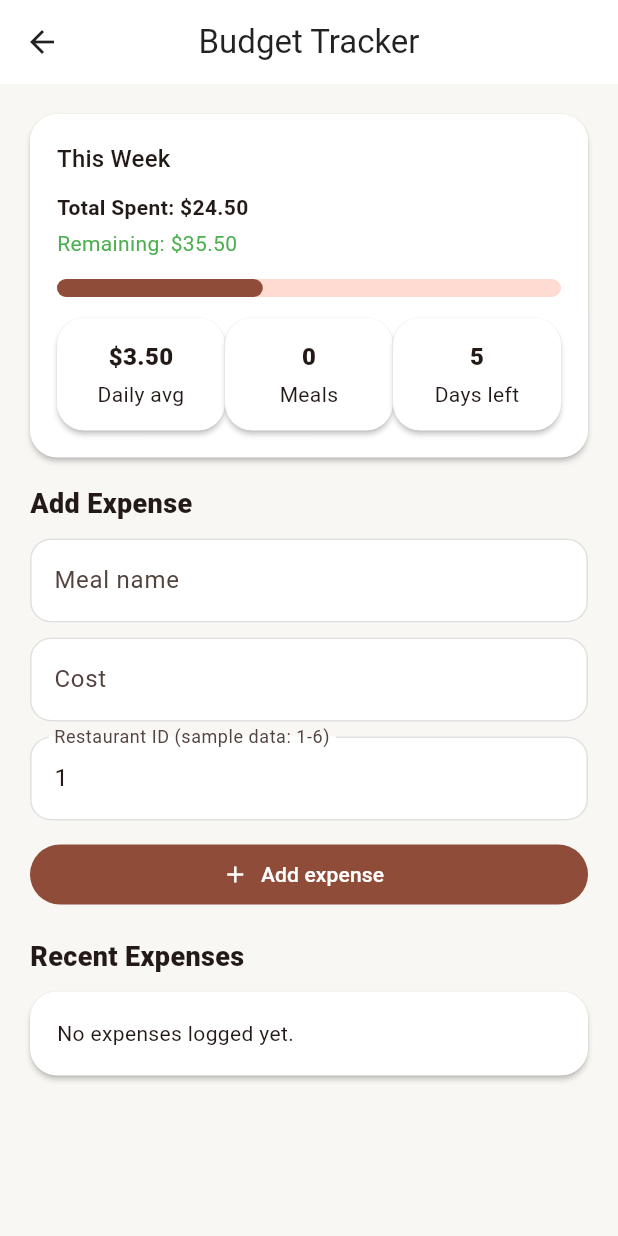
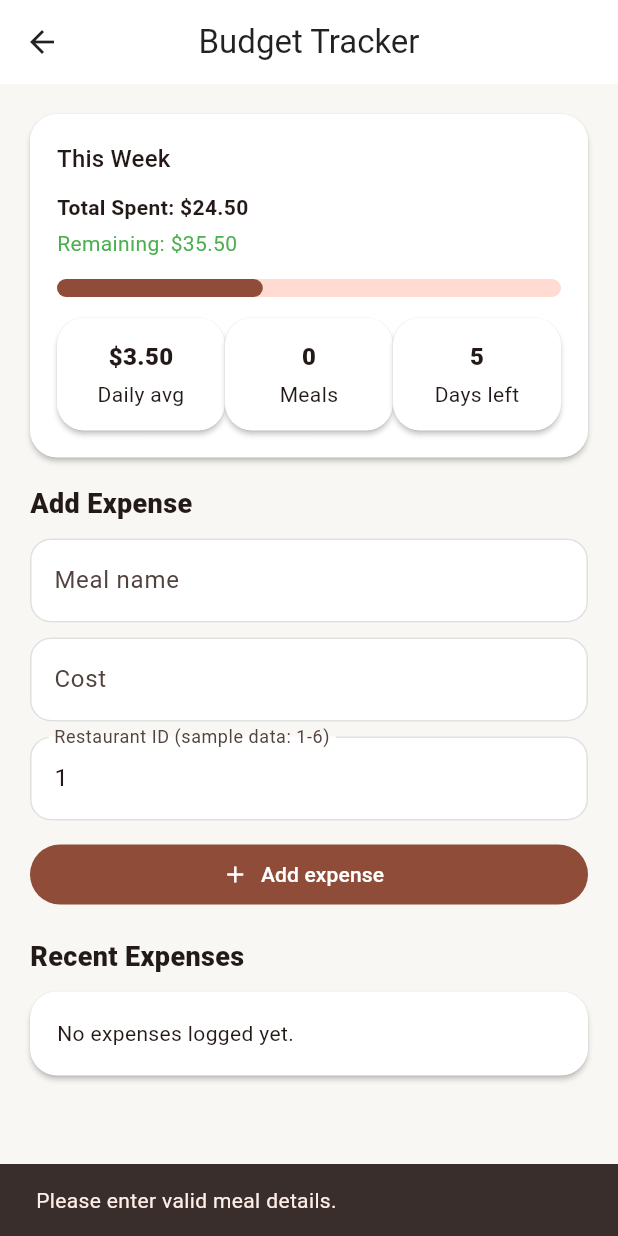
Before and after one commit to ZiyaQureshi/FoodFinderProject, a Flutter app: the BudgetTrackerScreen screen opened directly, after a tap on "Add expense", on a phone screen of 412 x 824 dp. Run offline on Flutter 3.47's test engine with Material 3 defaults, Android fonts, the phone set to English and light mode, and no system bars; our stand-ins replace shared_preferences, sqflite; accounts and stored records are empty.

Commit message:
Add negative cost validation in budget tracker

```diff
--- a/lib/screens/budget_tracker_screen.dart
+++ b/lib/screens/budget_tracker_screen.dart
@@ -47,7 +47,14 @@ class _BudgetTrackerScreenState extends State<BudgetTrackerScreen> {
     final cost = double.tryParse(_costController.text.trim());
     final restaurantId = int.tryParse(_restaurantIdController.text.trim()) ?? 1;
 
-    if (mealName.isEmpty || cost == null) return;
+    if (mealName.isEmpty || cost == null || cost <= 0) {
+      ScaffoldMessenger.of(context).showSnackBar(
+        const SnackBar(
+          content: Text('Please enter valid meal details.'),
+        ),
+      );
+      return;
+    }
 
     await BudgetService.addExpense(
       Meal(
```
